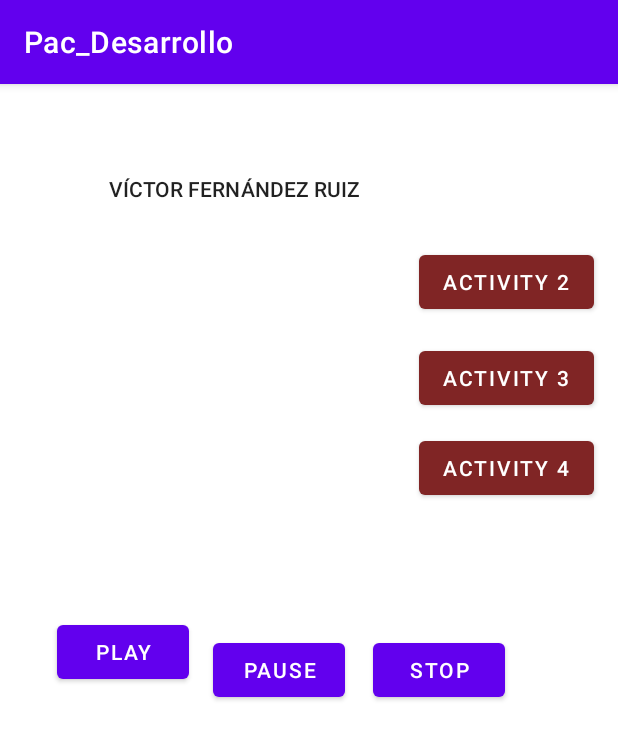
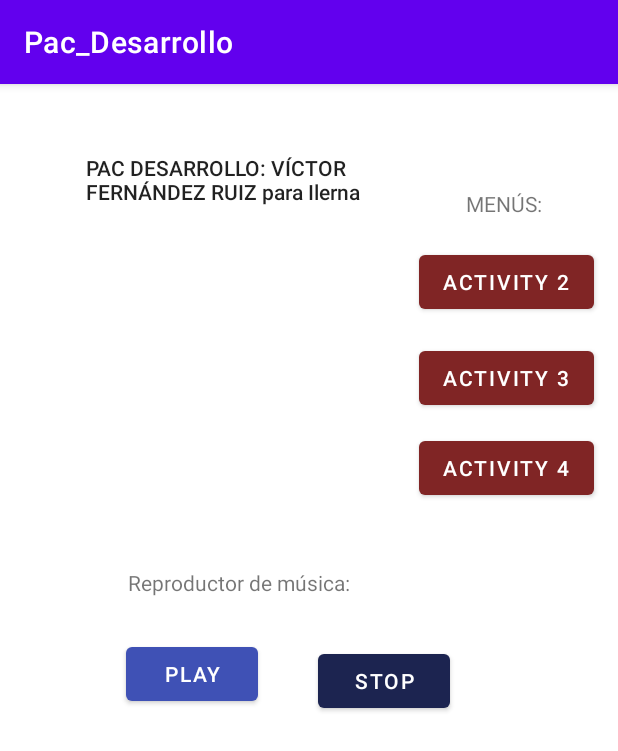
Before and after one commit to VictorFernandezRuiz/Pac_Desarrollo_Movil, an Android app: the screen it shows after launch (MainActivity), on a phone screen of 412 x 824 dp. Shown: the top 751 px of the screen. Run offline under Robolectric (Android 15) with nearby library versions, the phone set to English and light mode, and no system bars.

Commit message:
Se corrigen errores de botones

```diff
--- a/app/src/main/java/com/example/pac_desarrollo/Activity2.kt
+++ b/app/src/main/java/com/example/pac_desarrollo/Activity2.kt
@@ -14,6 +14,8 @@ import java.sql.SQLException
 
 
 class Activity2 : AppCompatActivity() {
+
+    // VICTOR FERNANDEZ RUIZ para Ilerna
 
 
     private lateinit var buttonInsertarDatos: Button
--- a/app/src/main/java/com/example/pac_desarrollo/Activity3.kt
+++ b/app/src/main/java/com/example/pac_desarrollo/Activity3.kt
@@ -21,6 +21,10 @@ import androidx.core.content.FileProvider
 import java.io.File
 
 class Activity3 : AppCompatActivity() {
+
+    // VICTOR FERNANDEZ RUIZ para Ilerna
+
+
     var ivFoto: ImageView? = null
     var btnTomarFoto: Button? = null
     var btnvolver: Button? = null
--- a/app/src/main/java/com/example/pac_desarrollo/Activity4.kt
+++ b/app/src/main/java/com/example/pac_desarrollo/Activity4.kt
@@ -9,6 +9,8 @@ import android.widget.Toast
 import androidx.appcompat.app.AppCompatActivity
 
 class Activity4 : AppCompatActivity() {
+
+    // VICTOR FERNANDEZ RUIZ para Ilerna
 
     private lateinit var buttonActivity1: Button
 
--- a/app/src/main/java/com/example/pac_desarrollo/MainActivity.kt
+++ b/app/src/main/java/com/example/pac_desarrollo/MainActivity.kt
@@ -13,8 +13,10 @@ import androidx.appcompat.app.AppCompatActivity
 
 class MainActivity : AppCompatActivity() {
 
+
+    // VICTOR FERNANDEZ RUIZ para Ilerna
+
     private lateinit var buttonPlay: Button
-    private lateinit var buttonPause: Button
     private lateinit var buttonStop: Button
     private lateinit var buttonActivity2: Button
     private lateinit var buttonActivity3: Button
@@ -27,7 +29,6 @@ class MainActivity : AppCompatActivity() {
         setContentView(R.layout.activity_main)
 
         buttonPlay = findViewById(R.id.buttonPlay)
-        buttonPause = findViewById(R.id.buttonPause)
         buttonStop = findViewById(R.id.buttonStop)
         buttonActivity2 = findViewById(R.id.buttonActivity2)
         buttonActivity3 = findViewById(R.id.buttonActivity3)
@@ -41,18 +42,14 @@ class MainActivity : AppCompatActivity() {
     private fun setOnClickListeners(context: Context) {
         buttonPlay.setOnClickListener {
             mediaPlayer.start()
-            Toast.makeText(context, "Se reproduce la canción 'Milan'...", Toast.LENGTH_SHORT).show()
+            Toast.makeText(context, "Se reproduce la canción 'Milan'", Toast.LENGTH_SHORT).show()
         }
 
-        buttonPause.setOnClickListener {
-            mediaPlayer.pause()
-            Toast.makeText(context, "Canción pausada", Toast.LENGTH_SHORT).show()
-        }
 
         buttonStop.setOnClickListener {
             mediaPlayer.stop()
             mediaPlayer = MediaPlayer.create(context, R.raw.milan)
-            Toast.makeText(context, "Parando...", Toast.LENGTH_SHORT).show()
+            Toast.makeText(context, "Se detiene la canción", Toast.LENGTH_SHORT).show()
         }
         buttonActivity2.setOnClickListener{
             val goToActivity2 = Intent(this, Activity2::class.java)
--- a/app/src/main/java/com/example/pac_desarrollo/MyOpenHelper.kt
+++ b/app/src/main/java/com/example/pac_desarrollo/MyOpenHelper.kt
@@ -7,7 +7,11 @@ import android.database.sqlite.SQLiteOpenHelper
 
 class MyOpenHelper(context: Context, name: String, factory: SQLiteDatabase.CursorFactory?, version: Int) : SQLiteOpenHelper(context, name, factory, version) {
 
+    // VICTOR FERNANDEZ RUIZ para Ilerna
+
     override fun onCreate(db: SQLiteDatabase) {
+
+
         db.execSQL("create table articulos(codigo int primary key, descripcion text, precio real)")
     }
 
--- a/app/src/main/res/layout/activity_main.xml
+++ b/app/src/main/res/layout/activity_main.xml
@@ -15,45 +15,27 @@
 
         android:layout_marginBottom="353dp"
         android:text="Play"
+        app:backgroundTint="#3F51B5"
+
         app:layout_constraintBottom_toBottomOf="parent"
 
         app:layout_constraintEnd_toEndOf="parent"
-
-        app:layout_constraintHorizontal_bias="0.118"
+        app:layout_constraintHorizontal_bias="0.26"
         app:layout_constraintLeft_toLeftOf="parent"
-        app:layout_constraintRight_toRightOf="@id/buttonPause"
         app:layout_constraintStart_toStartOf="parent"
         app:layout_constraintTop_toBottomOf="@+id/textView" />
 
-    <Button
-        android:id="@+id/buttonPause"
-        android:layout_width="wrap_content"
-        android:layout_height="wrap_content"
-        android:layout_marginTop="263dp"
-        android:layout_marginBottom="353dp"
-        android:layout_weight="0.3"
-        android:text="Pause"
-        app:layout_constraintBottom_toBottomOf="parent"
-        app:layout_constraintEnd_toEndOf="parent"
-
-        app:layout_constraintHorizontal_bias="0.439"
-        app:layout_constraintLeft_toLeftOf="parent"
-        app:layout_constraintRight_toRightOf="@id/buttonStop"
-        app:layout_constraintStart_toStartOf="parent"
-        app:layout_constraintTop_toBottomOf="@+id/textView"
-        app:layout_constraintVertical_bias="1.0" />
-
     <TextView
         android:id="@+id/textView"
-        android:layout_width="185dp"
-        android:layout_height="wrap_content"
+        android:layout_width="216dp"
+        android:layout_height="60dp"
         android:layout_marginStart="73dp"
         android:layout_marginLeft="73dp"
         android:layout_marginTop="48dp"
         android:layout_marginEnd="22dp"
         android:layout_marginRight="22dp"
         android:layout_weight="0.3"
-        android:text="VÍCTOR FERNÁNDEZ RUIZ"
+        android:text="PAC DESARROLLO: VÍCTOR FERNÁNDEZ RUIZ para Ilerna"
         android:textAppearance="@style/TextAppearance.AppCompat.Body2"
         app:layout_constraintBottom_toTopOf="@+id/buttonPlay"
         app:layout_constraintEnd_toStartOf="@+id/buttonActivity2"
@@ -65,17 +47,19 @@
         android:layout_width="wrap_content"
         android:layout_height="wrap_content"
         android:layout_gravity="center"
-        android:layout_marginStart="21dp"
-        android:layout_marginLeft="21dp"
-        android:layout_marginEnd="75dp"
-        android:layout_marginRight="75dp"
-        android:layout_marginBottom="353dp"
+        android:layout_marginStart="39dp"
+        android:layout_marginLeft="39dp"
+        android:layout_marginTop="14dp"
+        android:layout_marginEnd="112dp"
+        android:layout_marginRight="112dp"
+        android:layout_marginBottom="332dp"
         android:layout_weight="0.3"
         android:text="Stop"
+        app:backgroundTint="#1C2450"
         app:layout_constraintBottom_toBottomOf="parent"
         app:layout_constraintEnd_toEndOf="parent"
-        app:layout_constraintHorizontal_bias="1.0"
-        app:layout_constraintStart_toEndOf="@+id/buttonPause" />
+        app:layout_constraintStart_toEndOf="@+id/buttonPlay"
+        app:layout_constraintTop_toBottomOf="@+id/textView3" />
 
     <Button
         android:id="@+id/buttonActivity2"
@@ -117,4 +101,33 @@
         app:layout_constraintEnd_toEndOf="parent"
         app:layout_constraintTop_toBottomOf="@+id/buttonActivity2" />
 
+    <TextView
+        android:id="@+id/textView3"
+        android:layout_width="220dp"
+        android:layout_height="23dp"
+        android:layout_marginStart="85dp"
+        android:layout_marginLeft="85dp"
+        android:layout_marginTop="33dp"
+        android:layout_marginBottom="14dp"
+        android:text="Reproductor de música:"
+        app:layout_constraintBottom_toTopOf="@+id/buttonPlay"
+        app:layout_constraintStart_toStartOf="parent"
+        app:layout_constraintTop_toBottomOf="@+id/buttonActivity4" />
+
+    <TextView
+        android:id="@+id/textView4"
+        android:layout_width="wrap_content"
+        android:layout_height="wrap_content"
+        android:layout_marginStart="36dp"
+        android:layout_marginLeft="36dp"
+        android:layout_marginTop="70dp"
+        android:layout_marginEnd="50dp"
+        android:layout_marginRight="50dp"
+        android:layout_marginBottom="19dp"
+        android:text="MENÚS:"
+        app:layout_constraintBottom_toTopOf="@+id/buttonActivity2"
+        app:layout_constraintEnd_toEndOf="parent"
+        app:layout_constraintStart_toEndOf="@+id/textView"
+        app:layout_constraintTop_toTopOf="parent" />
+
 </androidx.constraintlayout.widget.ConstraintLayout>
```
